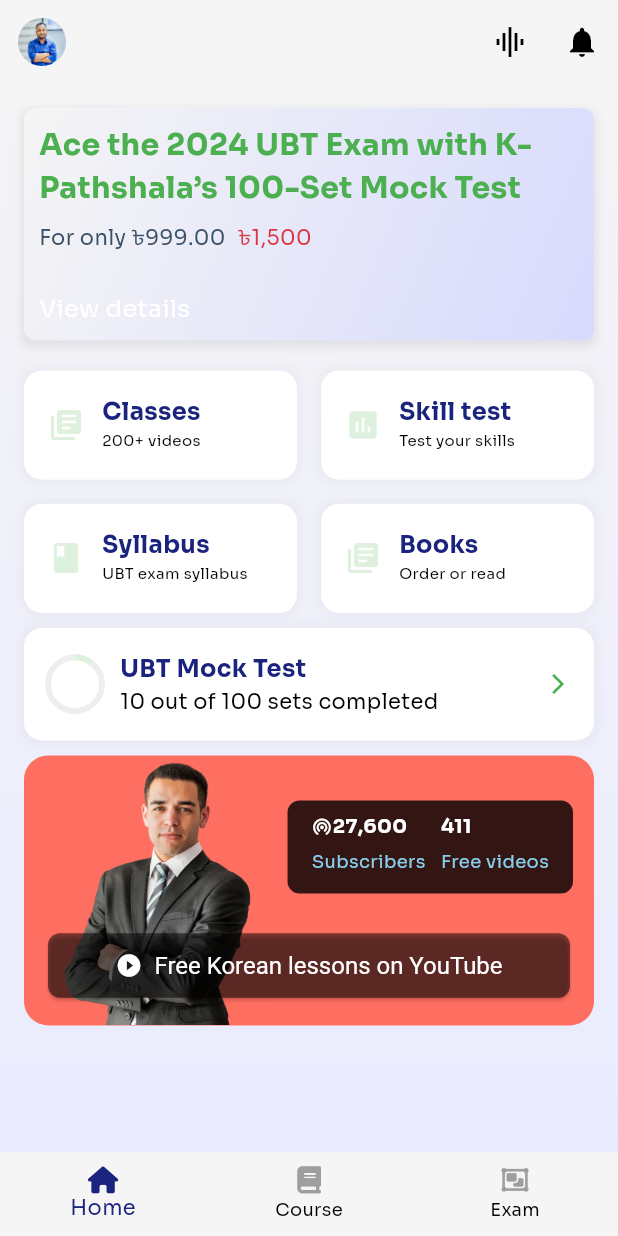
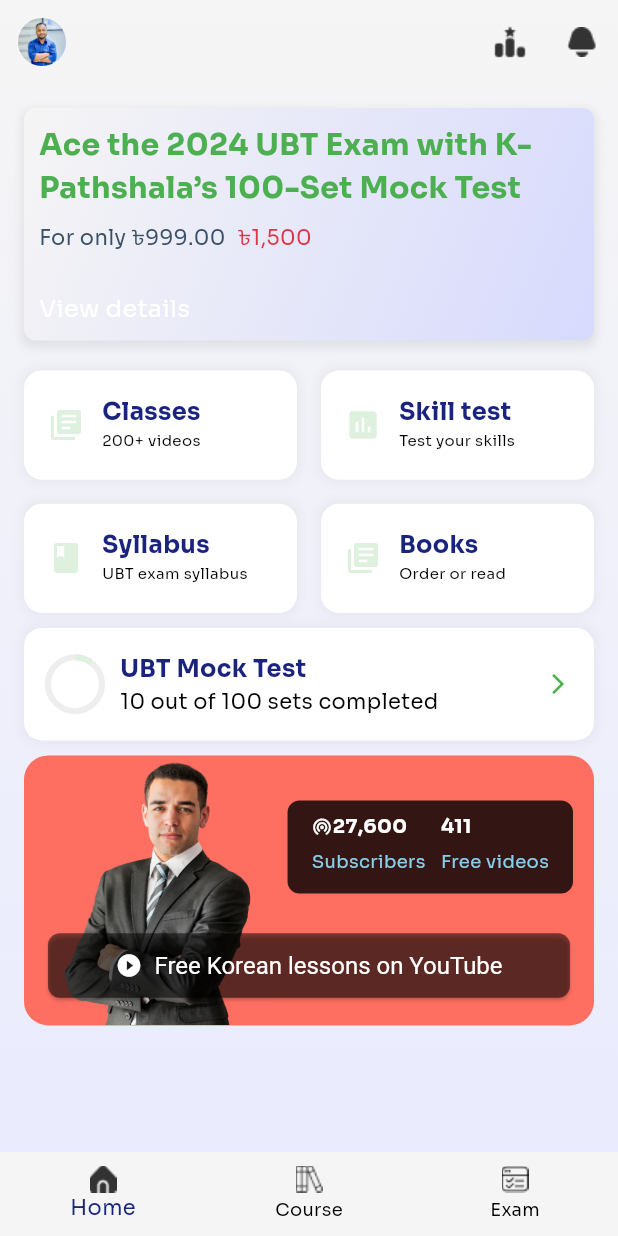
Before and after one commit to mdarafat1570/K-PathShala, a Flutter app: the screen it shows after launch, on a phone screen of 412 x 824 dp. Run offline on Flutter 3.47's test engine with Material 3 defaults, Android fonts, the phone set to English and light mode, and no system bars; our stand-ins replace font_awesome_flutter, image_picker, intl_phone_field, pinput; missing offline and left inert: custom_button_builder.

Commit message:
Icon fix

```diff
--- a/lib/view/navigationbar/navigation_bar.dart
+++ b/lib/view/navigationbar/navigation_bar.dart
@@ -48,17 +48,11 @@ class _NavigationState extends State<Navigation> {
           actions: [
             IconButton(
               onPressed: () {},
-              icon: const Icon(
-                Icons.graphic_eq_sharp,
-                color: Colors.black,
-              ),
+              icon: const Image(image: AssetImage('assets/Score.png')),
             ),
             IconButton(
               onPressed: () {},
-              icon: const Icon(
-                Icons.notifications,
-                color: Colors.black,
-              ),
+              icon: const Image(image: AssetImage('assets/bell.png')),
             ),
           ],
         ),
@@ -82,24 +76,20 @@ class _NavigationState extends State<Navigation> {
           unselectedLabelStyle: const TextStyle(color: Colors.black),
           items: const [
             BottomNavigationBarItem(
-              icon: FaIcon(FontAwesomeIcons.home, color: Colors.grey, size: 18),
-              activeIcon: FaIcon(FontAwesomeIcons.home,
-                  color: AppColor.navyblue, size: 18),
+              icon: Image(image: AssetImage('assets/icon.png')),
+              activeIcon: Image(image: AssetImage('assets/Home_Icon_Fill.png')),
               label: "Home",
               tooltip: '',
             ),
             BottomNavigationBarItem(
-              icon: FaIcon(FontAwesomeIcons.book, color: Colors.grey, size: 18),
-              activeIcon: FaIcon(FontAwesomeIcons.book,
-                  color: AppColor.navyblue, size: 18),
+              icon: Image(image: AssetImage('assets/Type=Outlined.png')),
+              activeIcon: Image(image: AssetImage('assets/Type=Filled.png')),
               label: 'Course',
               tooltip: '',
             ),
             BottomNavigationBarItem(
-              icon: FaIcon(FontAwesomeIcons.objectGroup,
-                  color: Colors.grey, size: 18),
-              activeIcon: FaIcon(FontAwesomeIcons.objectGroup,
-                  color: AppColor.navyblue, size: 18),
+              icon: Image(image: AssetImage('assets/exam_fill.png')),
+              activeIcon: Image(image: AssetImage('assets/Exam.png')),
               label: 'Exam',
               tooltip: '',
             ),
--- a/pubspec.yaml
+++ b/pubspec.yaml
@@ -20,6 +20,7 @@ dependencies:
   intl_phone_field: ^3.2.0
   pinput: ^5.0.0
   image_picker: ^1.1.2
+  fui_kit: ^2.0.2
 
 dev_dependencies:
   flutter_test:
```
Also changed, not shown: assets/Exam.png (added), assets/Exam_Icon.png (deleted), assets/Home_Icon_Fill.png (added), assets/Score.png (added), assets/Type=Filled.png (added), assets/Type=Outlined.png (added), assets/bell.png (added), assets/exam_fill.png (added), pubspec.lock.
